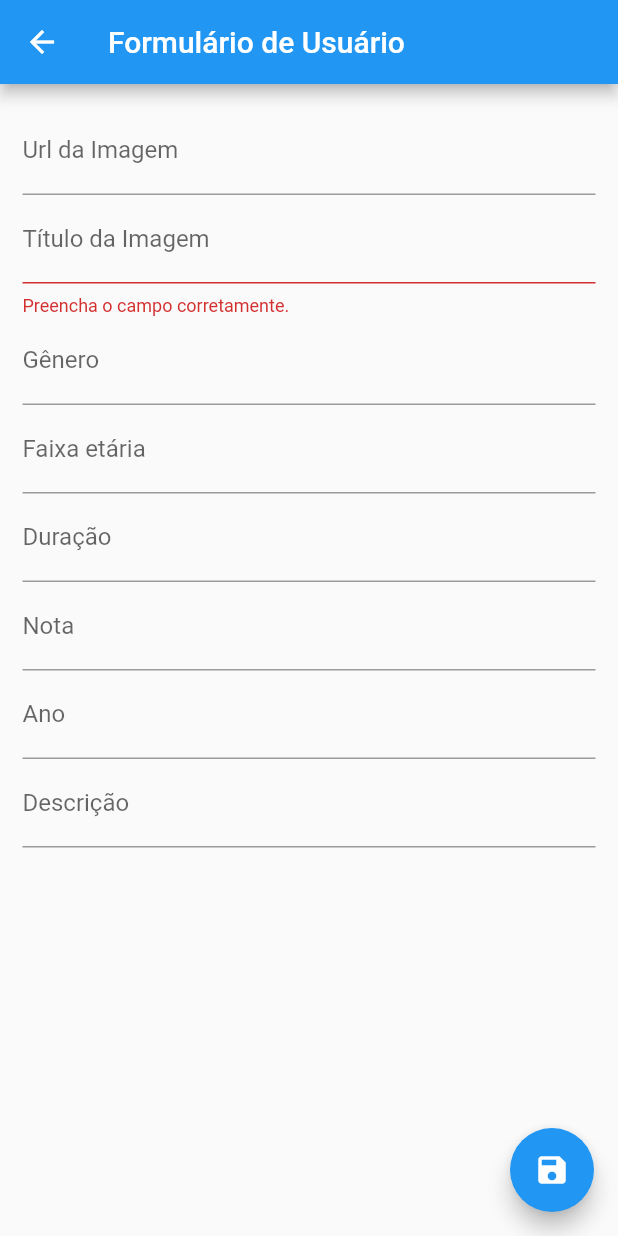
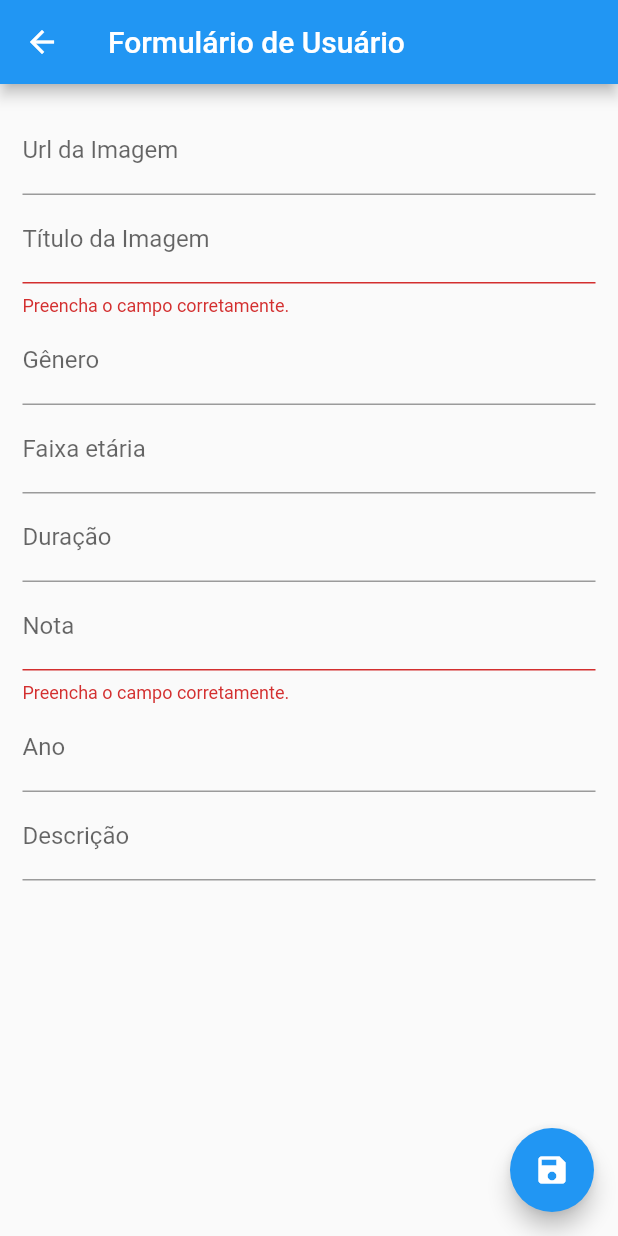
Before and after one commit to lucasvpessoafranca/flutter_movie, a Flutter app: the UserForm screen opened by its route, after a tap on the "save" icon, on a phone screen of 412 x 824 dp. Run offline on Flutter 3.47's test engine with Material 2 defaults, Android fonts, the phone set to English and light mode, and no system bars; network calls fail.

Commit message:
Nova branch

```diff
--- a/lib/data/dummy.users.dart
+++ b/lib/data/dummy.users.dart
@@ -2,19 +2,37 @@ import 'package:flutter_application_1/models/user.dart';
 
 const DUMMY_USERS = {
   "1": User(
-      id: '1',
-      title: "Velozes e furiosos",
-      avatarUrl:
-          'https://cdn.pixabay.com/photo/2020/06/17/05/52/car-5308278_1280.jpg',
-      description: "A Franquia velozes e furiosos está de volta!",
-      duration: '220',
-      genero: 'Ação'),
+    id: '1',
+    title: "Velozes e furiosos",
+    avatarUrl:
+        'https://cdn.pixabay.com/photo/2020/06/17/05/52/car-5308278_1280.jpg',
+    description: "A Franquia velozes e furiosos está de volta!",
+    duration: '180',
+    genero: 'Ação',
+    ano: "2023",
+    faixaEtaria: "18",
+    nota: "5",
+  ),
   "2": User(
       id: '2',
-      duration: "240",
+      duration: "140",
       title: "Super Mario Bros",
       avatarUrl:
           'https://cdn.pixabay.com/photo/2016/07/30/14/25/mario-1557240_1280.jpg',
       description: "A Franquia Super Mario Bros está de volta!",
-      genero: 'Ação'),
+      genero: 'Ação',
+      ano: "2023",
+      faixaEtaria: "18",
+      nota: "5"),
+  "3": User(
+      id: '3',
+      duration: "120",
+      title: "Barbie ",
+      avatarUrl:
+          'https://cdn.pixabay.com/photo/2016/08/12/23/24/violin-1589983_1280.jpg',
+      description: "A Barbie está de volta!",
+      genero: 'Aventura',
+      ano: "2023",
+      faixaEtaria: "5",
+      nota: "4"),
 };
--- a/lib/models/user.dart
+++ b/lib/models/user.dart
@@ -3,17 +3,21 @@ class User {
   final String title;
   final String avatarUrl;
   final String genero;
-  // final String faixaEtaria;
+  final String faixaEtaria;
   final String duration;
-  // final String ano;
-  // final String nota;
+  final String ano;
+  final String nota;
   final String description;
 
-  const User(
-      {required this.id,
-      required this.title,
-      required this.genero,
-      required this.avatarUrl,
-      required this.duration,
-      required this.description});
+  const User({
+    required this.id,
+    required this.title,
+    required this.genero,
+    required this.avatarUrl,
+    required this.duration,
+    required this.ano,
+    required this.nota,
+    required this.faixaEtaria,
+    required this.description,
+  });
 }
--- a/lib/views/user_form.dart
+++ b/lib/views/user_form.dart
@@ -30,6 +30,9 @@ class _UserFormState extends State<UserForm> {
       _formData['avatarUrl'] = user.avatarUrl;
       _formData['description'] = user.description;
       _formData['genero'] = user.genero;
+      _formData['ano'] = user.ano;
+      _formData['faixaEtaria'] = user.faixaEtaria;
+      _formData['nota'] = user.nota;
     }
   }
 
@@ -64,6 +67,9 @@ class _UserFormState extends State<UserForm> {
                   genero: _formData['genero'] ?? "",
                   duration: _formData['duration'] ?? "",
                   description: _formData['description'] ?? "",
+                  nota: _formData['nota'] ?? "",
+                  faixaEtaria: _formData['faixaEtaria'] ?? "",
+                  ano: _formData['ano'] ?? "",
                 ),
               );
               Navigator.of(context).pop();
@@ -107,10 +113,21 @@ class _UserFormState extends State<UserForm> {
               onSaved: (value) => _formData['duration'] = value!,
             ),
             TextFormField(
+              initialValue: _formData['nota'],
               decoration: InputDecoration(labelText: "Nota"),
+              validator: (value) {
+                if (value == null || value.isEmpty) {
+                  return "Preencha o campo corretamente.";
+                }
+
+                return null;
+              },
+              onSaved: (value) => _formData['nota'] = value!,
             ),
             TextFormField(
               decoration: InputDecoration(labelText: "Ano"),
+              initialValue: _formData['ano'],
+              onSaved: (value) => _formData['ano'] = value,
             ),
             TextFormField(
               decoration: InputDecoration(labelText: "Descrição"),
--- a/lib/views/user_list.dart
+++ b/lib/views/user_list.dart
@@ -18,7 +18,7 @@ class UserList extends StatelessWidget {
           IconButton(
               onPressed: () {
                 createAlertDialog(context,
-                    """ Lucas França:\n Patricia Nobre \n  Marcos Vinicius """);
+                    """ Lucas França\n Patricia Nobre \n  Marcos Vinicius \n Endryws Iago Oliveira Cunha """);
               },
               icon: Icon(Icons.accessibility_new_sharp))
         ],
```
Also changed, not shown: lib/components/user_tile.dart (+10 -0 lines), lib/provider/users.dart (+7 -2 lines).
